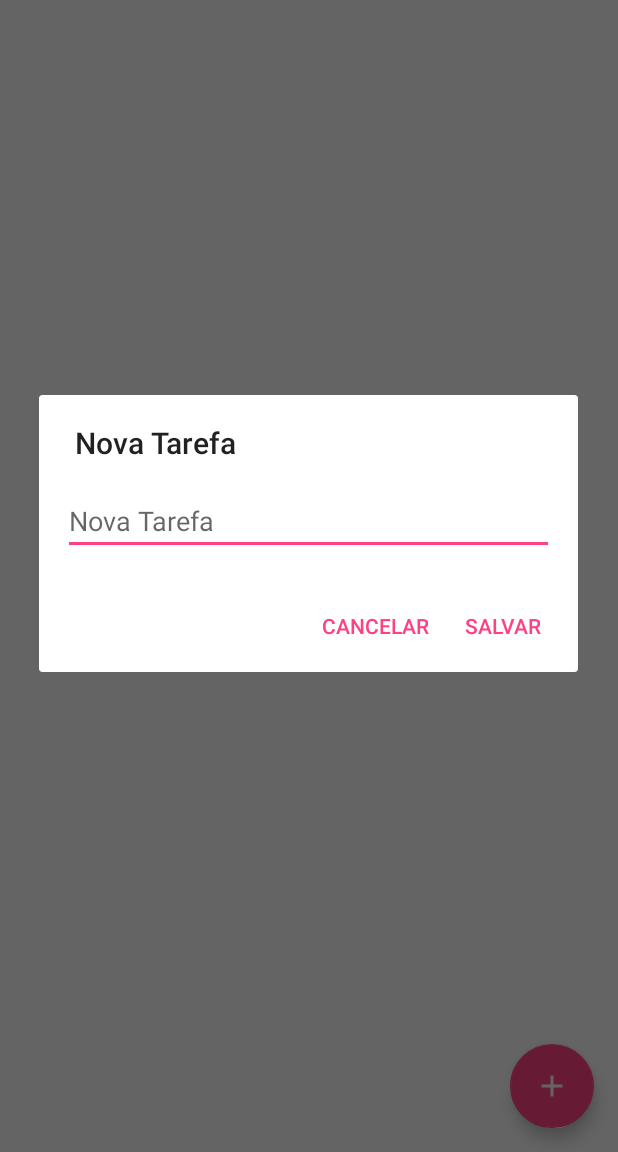
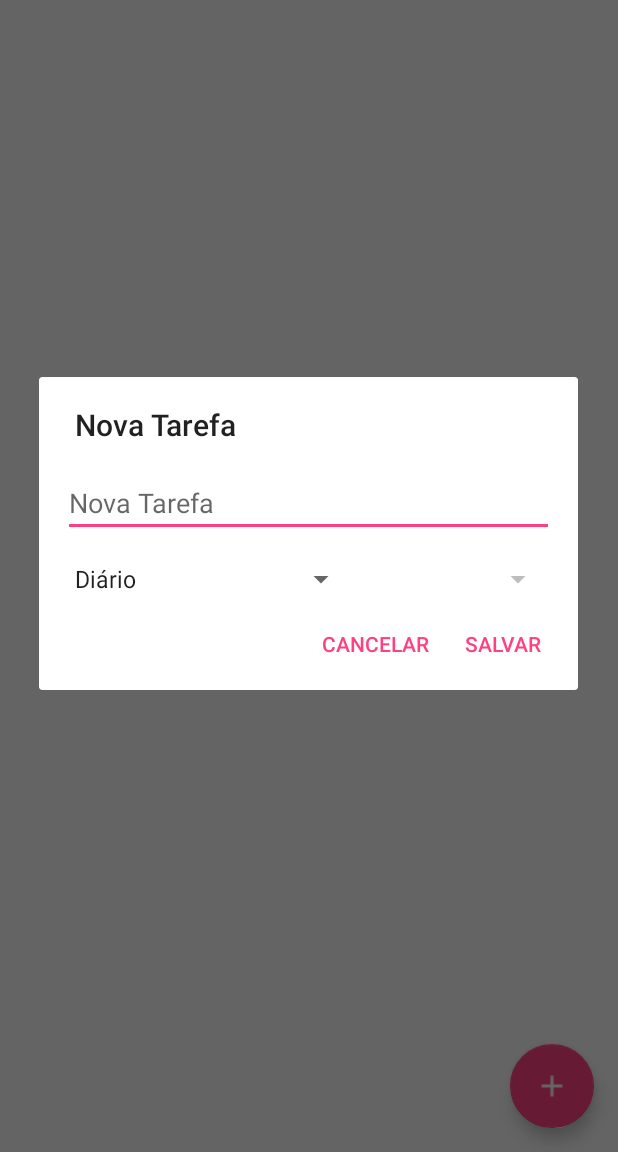
Before and after one commit to gamartins/RepeatedTasks, an Android app: the screen it shows after launch (MainActivity), after a tap on an icon or button, on a phone screen of 412 x 824 dp, the part 84-1236 px from its top. Run offline under Robolectric (Android 15) with nearby library versions, the phone set to English and light mode, and no system bars; 3 statements that could not run were skipped.

Commit message:
Repetição de tarefas em periodos diferentes

```diff
--- a/app/build.gradle
+++ b/app/build.gradle
@@ -31,5 +31,5 @@ dependencies {
     testCompile 'junit:junit:4.12'
 
     // Debug do banco de dados
-    debugCompile 'com.amitshekhar.android:debug-db:0.5.0'
+    debugCompile 'com.amitshekhar.android:debug-db:1.0.0'
 }
--- a/app/src/main/AndroidManifest.xml
+++ b/app/src/main/AndroidManifest.xml
@@ -18,7 +18,7 @@
             android:value="repeated_tasks.db" />
         <meta-data
             android:name="VERSION"
-            android:value="3" />
+            android:value="4" />
         <meta-data
             android:name="QUERY_LOG"
             android:value="true" />
--- a/app/src/main/java/br/com/martinsdev/repeatedtaks/MainActivity.java
+++ b/app/src/main/java/br/com/martinsdev/repeatedtaks/MainActivity.java
@@ -1,5 +1,6 @@
 package br.com.martinsdev.repeatedtaks;
 
+import android.app.AlarmManager;
 import android.content.res.Configuration;
 import android.os.Bundle;
 import android.support.annotation.NonNull;
@@ -18,6 +19,7 @@ import android.widget.Toast;
 import br.com.martinsdev.repeatedtaks.fragments.NewTaskDialogFragment;
 import br.com.martinsdev.repeatedtaks.fragments.TaskListAllFragment;
 import br.com.martinsdev.repeatedtaks.fragments.TaskListFragment;
+import br.com.martinsdev.repeatedtaks.util.alarm.Alarm;
 
 public class MainActivity extends AppCompatActivity implements NewTaskDialogFragment.NewTaskDialogListener {
     private DrawerLayout mDrawer;
@@ -30,6 +32,12 @@ public class MainActivity extends AppCompatActivity implements NewTaskDialogFrag
     protected void onCreate(Bundle savedInstanceState) {
         super.onCreate(savedInstanceState);
         setContentView(R.layout.activity_main);
+
+        // Configurando o alarme
+
+        if(!Alarm.isSet(this)){
+            Alarm.setAlarm(this, 4, 0, AlarmManager.INTERVAL_DAY);
+        }
 
         // Configurando a Toolbar para substituir a ActionBar
         toolbar = (Toolbar) findViewById(R.id.toolbar);
--- a/app/src/main/java/br/com/martinsdev/repeatedtaks/fragments/NewTaskDialogFragment.java
+++ b/app/src/main/java/br/com/martinsdev/repeatedtaks/fragments/NewTaskDialogFragment.java
@@ -10,19 +10,24 @@ import android.support.v7.app.AlertDialog;
 import android.util.Log;
 import android.view.LayoutInflater;
 import android.view.View;
+import android.widget.AdapterView;
+import android.widget.ArrayAdapter;
 import android.widget.EditText;
+import android.widget.Spinner;
 
 import br.com.martinsdev.repeatedtaks.R;
 import br.com.martinsdev.repeatedtaks.model.SingletonTaskList;
 import br.com.martinsdev.repeatedtaks.model.Task;
+import br.com.martinsdev.repeatedtaks.util.converter.DataConverter;
 
 /**
  * Created by gabriel on 11/21/16.
  */
 
-public class NewTaskDialogFragment extends DialogFragment {
+public class NewTaskDialogFragment extends DialogFragment implements AdapterView.OnItemSelectedListener {
     private NewTaskDialogListener callback;
     private EditText taskName;
+    private Spinner repetitionsSpinner, startDateSpinner;
 
     @NonNull
     @Override
@@ -33,17 +38,43 @@ public class NewTaskDialogFragment extends DialogFragment {
         View view = inflater.inflate(R.layout.dialog_new_task, null);
         taskName = (EditText) view.findViewById(R.id.input_subject_name);
 
+        startDateSpinner = (Spinner) view.findViewById(R.id.spinner_start_date);
+        repetitionsSpinner = (Spinner) view.findViewById(R.id.spinner_repetition);
+
+        repetitionsSpinner.setOnItemSelectedListener(this);
+
         builder.setView(view)
                 .setTitle("Nova Tarefa")
                 .setPositiveButton("Salvar", new DialogInterface.OnClickListener() {
                     @Override
                     public void onClick(DialogInterface dialogInterface, int i) {
                         String taskNameString = taskName.getText().toString();
+                        String repetition = repetitionsSpinner.getSelectedItem().toString();
+                        int typeRepetition = DataConverter.stringToTaskType(repetition, getContext());
+                        int calendarStartDay = 0;
+
+                        // Preenchendo com valores diferentes de acordo com o tipo de repetição
+                        switch (typeRepetition) {
+                            case Task.DAILY:
+                                calendarStartDay = startDateSpinner.getSelectedItemPosition();
+                                break;
+                            case Task.WEEKLY:
+                                calendarStartDay = DataConverter
+                                        .stringToWeekDay(startDateSpinner
+                                                .getSelectedItem().toString(), getContext());
+                                break;
+                            case Task.MONTHLY:
+                                calendarStartDay = startDateSpinner.getSelectedItemPosition() + 1;
+                                break;
+                        }
+
+                        String msg = "Nome: " + taskNameString + " | Tipo: " + typeRepetition
+                                + " | Inicio: " + String.valueOf(calendarStartDay);
+                        Log.d("RepeatedTasks", msg);
 
                         // Atualizando a lista de tarefas
-                        SingletonTaskList.addTask(new Task(taskNameString));
-
-                        callback.onCreatedTask(taskNameString);
+                         SingletonTaskList.addTask(new Task(taskNameString, typeRepetition, calendarStartDay));
+                         callback.onCreatedTask(taskNameString);
                     }
                 })
                 .setNegativeButton("Cancelar", new DialogInterface.OnClickListener() {
@@ -67,6 +98,34 @@ public class NewTaskDialogFragment extends DialogFragment {
         }
     }
 
+    @Override
+    public void onItemSelected(AdapterView<?> parent, View view, int position, long id) {
+        switch (position) {
+            case 0:
+                startDateSpinner.setEnabled(false);
+                ArrayAdapter<CharSequence> daily = ArrayAdapter.createFromResource(getActivity(),
+                        R.array.starter_date_daily, android.R.layout.simple_spinner_item);
+                startDateSpinner.setAdapter(daily);
+                break;
+            case 1:
+                startDateSpinner.setEnabled(true);
+                ArrayAdapter<CharSequence> weekly = ArrayAdapter.createFromResource(getActivity(),
+                        R.array.starter_date_weekly, android.R.layout.simple_spinner_item);
+                startDateSpinner.setAdapter(weekly);
+                break;
+            case 2:
+                startDateSpinner.setEnabled(true);
+                ArrayAdapter<CharSequence> monthly = ArrayAdapter.createFromResource(getActivity(),
+                        R.array.starter_date_monthly, android.R.layout.simple_spinner_item);
+                startDateSpinner.setAdapter(monthly);
+        }
+    }
+
+    @Override
+    public void onNothingSelected(AdapterView<?> parent) {
+        // Do nothing
+    }
+
     public interface NewTaskDialogListener {
         void onCreatedTask(String taskName);
     }
--- a/app/src/main/java/br/com/martinsdev/repeatedtaks/fragments/TaskListFragment.java
+++ b/app/src/main/java/br/com/martinsdev/repeatedtaks/fragments/TaskListFragment.java
@@ -44,10 +44,6 @@ public class TaskListFragment extends Fragment {
         adapter = new TaskAdapter(getTaskList(), (AppCompatActivity) getActivity());
         recyclerView.setAdapter(adapter);
 
-        if(!Alarm.isSet(getActivity())){
-            Alarm.setAlarm(getActivity(), 4, 0, AlarmManager.INTERVAL_DAY);
-        }
-
         // Configuração do botão para adicionar uma nova tarefa
         FloatingActionButton actionButton;
         actionButton = (FloatingActionButton) view.findViewById(R.id.button_add_task);
@@ -63,6 +59,7 @@ public class TaskListFragment extends Fragment {
     @Override
     public void onResume() {
         super.onResume();
+        updateList();
     }
 
     protected ArrayList<Task> getTaskList(){
--- a/app/src/main/java/br/com/martinsdev/repeatedtaks/util/alarm/AlarmReceiver.java
+++ b/app/src/main/java/br/com/martinsdev/repeatedtaks/util/alarm/AlarmReceiver.java
@@ -19,7 +19,8 @@ public class AlarmReceiver extends BroadcastReceiver {
             Alarm.setAlarm(context,4,0,AlarmManager.INTERVAL_DAY);
         }
 
-        SingletonTaskList.resetTasks();
+        SingletonTaskList.resetTodayTasks();
+
         Toast.makeText(context, "Tarefas resetadas", Toast.LENGTH_SHORT).show();
     }
 }
--- a/app/src/main/res/layout/dialog_new_task.xml
+++ b/app/src/main/res/layout/dialog_new_task.xml
@@ -12,4 +12,27 @@
         android:layout_width="match_parent"
         android:layout_height="match_parent" />
 
+    <LinearLayout
+        android:layout_width="match_parent"
+        android:layout_height="wrap_content"
+        android:layout_marginLeft="16dp"
+        android:layout_marginRight="16dp">
+
+        <Spinner
+            android:id="@+id/spinner_repetition"
+            android:layout_width="0dp"
+            android:layout_weight="3"
+            android:layout_height="wrap_content"
+            android:entries="@array/repetitions_array"/>
+
+        <Spinner
+            android:id="@+id/spinner_start_date"
+            android:layout_width="0dp"
+            android:layout_weight="2"
+            android:layout_height="wrap_content"
+            android:textAlignment="center"
+            android:entries="@array/starter_date_weekly"/>
+
+    </LinearLayout>
+
 </LinearLayout>
--- /dev/null
+++ b/app/src/main/res/values/repetition_options_array.xml
@@ -0,0 +1,8 @@
+<?xml version="1.0" encoding="utf-8"?>
+<resources>
+    <string-array name="repetitions_array">
+        <item value="1">@string/daily</item>
+        <item>@string/weekly</item>
+        <item>@string/monthly</item>
+    </string-array>
+</resources>
--- /dev/null
+++ b/app/src/main/res/values/starter_date_array.xml
@@ -0,0 +1,48 @@
+<?xml version="1.0" encoding="utf-8"?>
+<resources>
+    <string-array name="starter_date_daily">
+        <item>""</item>
+    </string-array>
+    <string-array name="starter_date_weekly">
+        <item>@string/seg_acron</item>
+        <item>@string/ter_acron</item>
+        <item>@string/qua_acron</item>
+        <item>@string/qui_acron</item>
+        <item>@string/sex_acron</item>
+        <item>@string/sab_acron</item>
+        <item>@string/dom_acron</item>
+    </string-array>
+    <string-array name="starter_date_monthly">
+        <item>1</item>
+        <item>2</item>
+        <item>3</item>
+        <item>4</item>
+        <item>5</item>
+        <item>6</item>
+        <item>7</item>
+        <item>8</item>
+        <item>9</item>
+        <item>10</item>
+        <item>11</item>
+        <item>12</item>
+        <item>13</item>
+        <item>14</item>
+        <item>15</item>
+        <item>16</item>
+        <item>17</item>
+        <item>18</item>
+        <item>19</item>
+        <item>20</item>
+        <item>21</item>
+        <item>22</item>
+        <item>23</item>
+        <item>24</item>
+        <item>25</item>
+        <item>26</item>
+        <item>27</item>
+        <item>28</item>
+        <item>29</item>
+        <item>30</item>
+        <item>31</item>
+    </string-array>
+</resources>
--- a/app/src/main/res/values/strings.xml
+++ b/app/src/main/res/values/strings.xml
@@ -13,6 +13,18 @@
     <string name="today">Hoje</string>
     <string name="all_tasks">Todas as tarefas</string>
 
+    <!-- Nos spinners para criação de tarefas -->
+    <string name="daily">Diário</string>
+    <string name="weekly">Semanal</string>
+    <string name="monthly">Mensal</string>
+    <string name="seg_acron">SEG</string>
+    <string name="ter_acron">TER</string>
+    <string name="qua_acron">QUA</string>
+    <string name="qui_acron">QUI</string>
+    <string name="sex_acron">SEX</string>
+    <string name="sab_acron">SAB</string>
+    <string name="dom_acron">DOM</string>
+
     <!-- TODO: Remove or change this placeholder text -->
     <string name="hello_blank_fragment">Hello blank fragment</string>
 </resources>
```
Also changed, not shown: app/src/main/java/br/com/martinsdev/repeatedtaks/adapter/TaskAdapter.java (+11 -0 lines), app/src/main/java/br/com/martinsdev/repeatedtaks/model/SingletonTaskList.java (+23 -4 lines), app/src/main/java/br/com/martinsdev/repeatedtaks/model/Task.java (+48 -1 lines), app/src/main/java/br/com/martinsdev/repeatedtaks/util/converter/DataConverter.java (added, +67 -0 lines), app/src/main/java/br/com/martinsdev/repeatedtaks/util/alarm/Alarm.java (line endings or trailing spaces).
